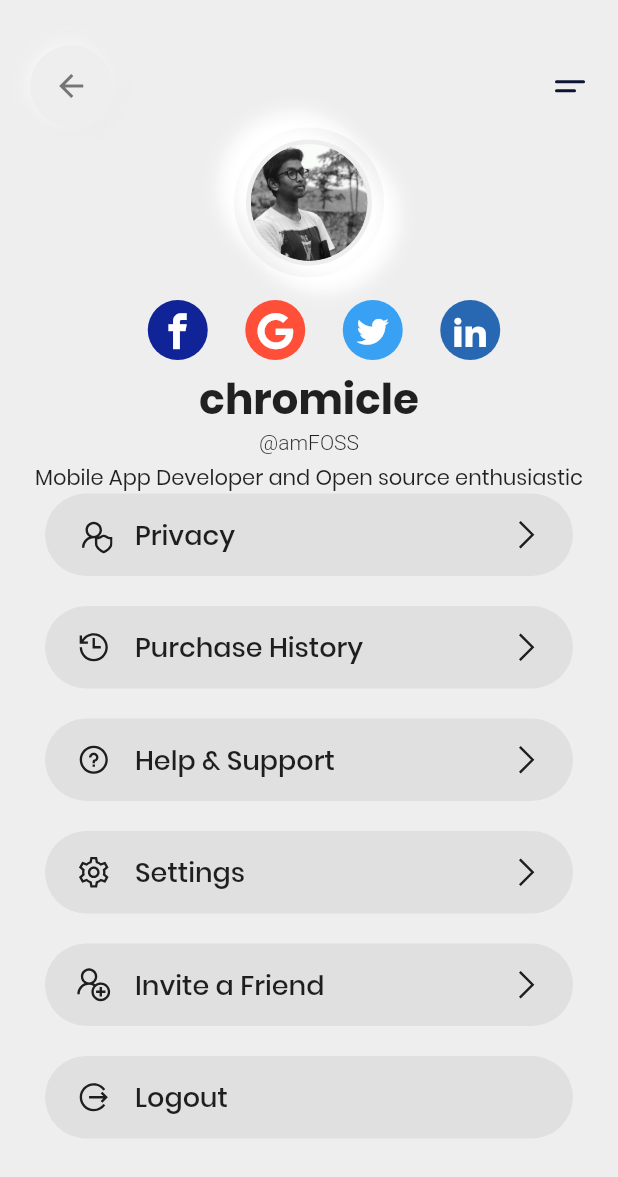
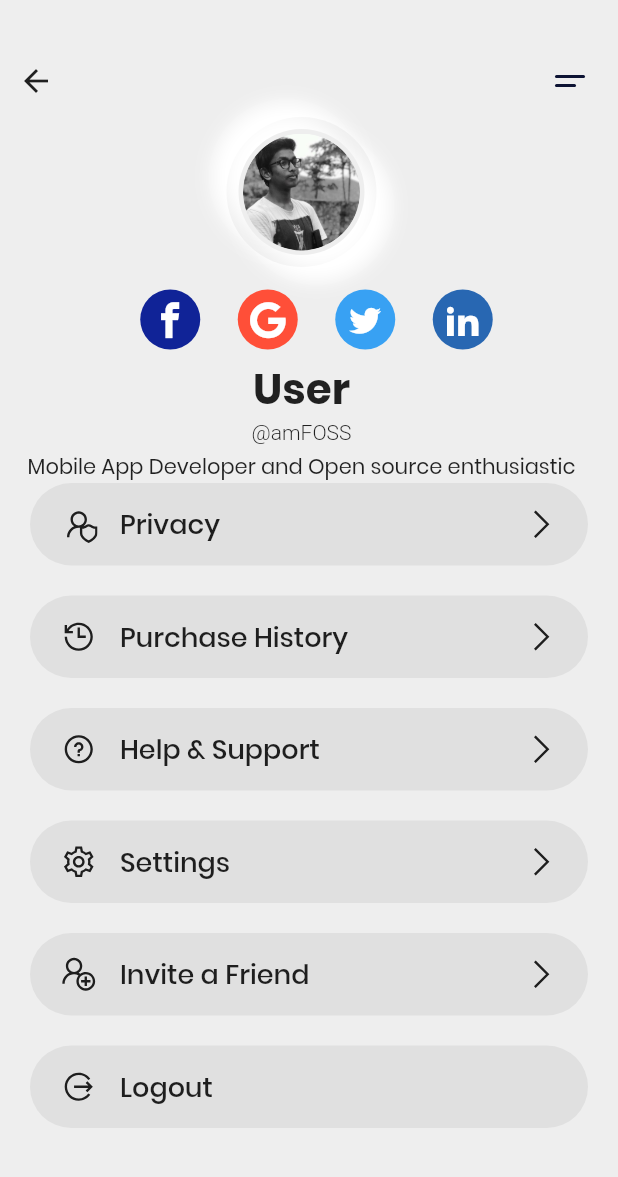
Before and after one commit to SolarTran/Mobile-Advanced-18CLC, a Flutter app: the UserProfile screen opened directly, on a phone screen of 412 x 824 dp. Shown: the top 1177 px of the screen. Run offline on Flutter 3.47's test engine with Material 2 defaults, Android fonts, the light colour scheme and no system bars; our stand-ins replace babstrap_settings_screen, flutter_svg, font_awesome_flutter, line_awesome_flutter, lottie, pin_input_text_field and 1 more.

Commit message:
[Func] User Navigation

```diff
--- a/lib/User/UserProfile.dart
+++ b/lib/User/UserProfile.dart
@@ -1,5 +1,6 @@
 import 'package:flutter/material.dart';
 import 'package:line_awesome_flutter/line_awesome_flutter.dart';
+import 'package:mobile/User/UserAppSettings.dart';
 import 'UserProfileScreenConfiguration.dart';
 import 'package:flutter_svg/svg.dart';
 
@@ -29,29 +30,30 @@ class _ProfilePageState extends State<UserProfile> {
       body: Stack(
         children: <Widget>[
           Padding(
-            padding: const EdgeInsets.all(20),
+            padding: const EdgeInsets.only(top: 20, right: 10),
             child: Column(
               children: <Widget>[
                 Padding(
-                  padding: const EdgeInsets.only(top: 10),
+                  padding: const EdgeInsets.only(top: 10, right: 10),
                   child: Row(
                     mainAxisAlignment: MainAxisAlignment.spaceBetween,
                     children: [
-                      const AppBarButton(
-                        icon: Icons.arrow_back,
+                      IconButton(
+                        icon: Icon(Icons.arrow_back),
+                        onPressed: () {
+                          Navigator.pop(context);
+                        },
                       ),
                       SvgPicture.asset("assets/icons/menu.svg"),
                     ],
                   ),
                 ),
                 const AvatarImage(),
-                const SizedBox(
-                  height: 15,
-                ),
+                const SizedBox(height: 15),
                 const SocialIcons(),
                 const SizedBox(height: 5),
                 const Text(
-                  'chromicle',
+                  'User',
                   style: TextStyle(
                       fontSize: 28,
                       fontWeight: FontWeight.w700,
@@ -211,7 +213,16 @@ class ProfileListItem extends StatelessWidget {
 
   @override
   Widget build(BuildContext context) {
-    return Container(
+    return GestureDetector(
+      onTap: (){
+        if(text == 'Settings'){
+          Navigator.push(
+              context,
+              MaterialPageRoute(builder: (context) => const UserAppSettingsScreen())
+          );
+        }
+      },
+      child:Container(
         height: 55,
         margin: const EdgeInsets.symmetric(
           horizontal: 10,
@@ -227,13 +238,9 @@ class ProfileListItem extends StatelessWidget {
         ),
         child: Row(
           children: <Widget>[
-          Icon(
-            icon,
-            size: 25,
-          ),
+            Icon(icon, size: 25),
             const SizedBox(width: 15),
-          Text(
-            text,
+            Text(text,
               style: kTitleTextStyle.copyWith(
                   fontWeight: FontWeight.w500,
                   fontFamily: "Poppins"
@@ -241,12 +248,10 @@ class ProfileListItem extends StatelessWidget {
             ),
             const Spacer(),
             if (hasNavigation)
-            const Icon(
-              LineAwesomeIcons.angle_right,
-              size: 25,
-            ),
+              const Icon(LineAwesomeIcons.angle_right, size: 25),
           ],
         ),
+      )
     );
   }
 }
@@ -257,6 +262,8 @@ class ProfileListItems extends StatelessWidget {
   @override
   Widget build(BuildContext context) {
     return Expanded(
+      child:Padding(
+        padding: const EdgeInsets.only(left: 10),
         child: ListView(
           children: const <Widget>[
             ProfileListItem(
@@ -286,6 +293,7 @@ class ProfileListItems extends StatelessWidget {
             ),
           ],
         ),
+      )
     );
   }
 }
```
Also changed, not shown: lib/Authentication/login.dart (+13 -12 lines), lib/Courses/CourseDetail.dart (+3 -7 lines), lib/Courses/ListCourses.dart (+9 -1 lines), lib/User/UserAppSettings.dart (+23 -8 lines). Lines whose indentation alone changed are shown as unchanged.
